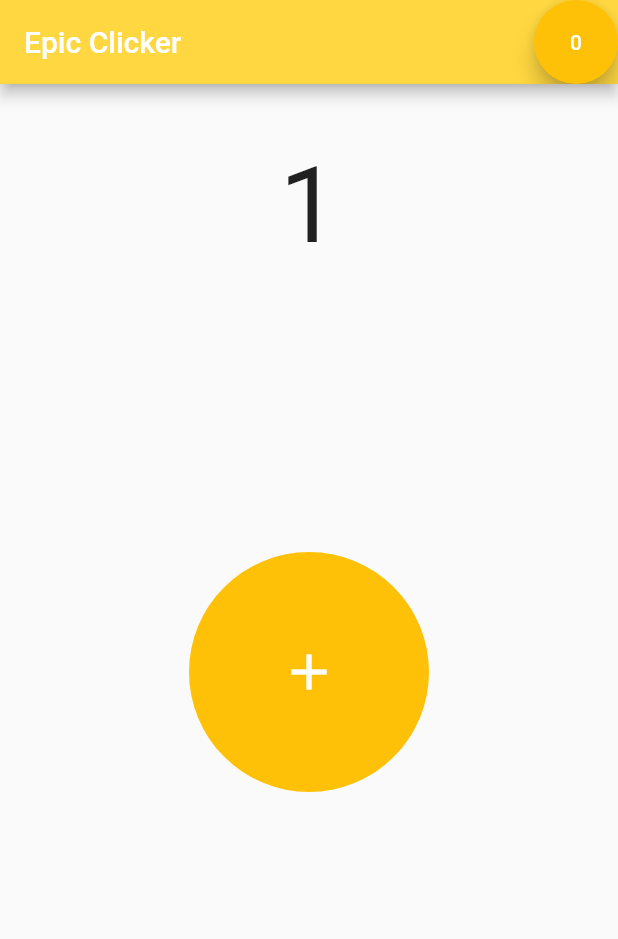
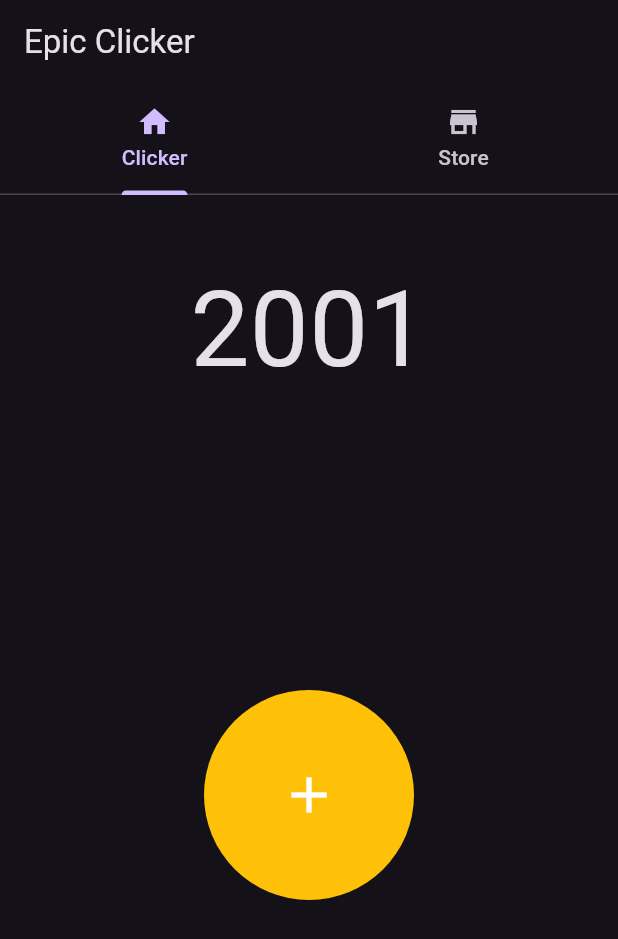
Before and after one commit to PiterWeb/epic_clicker, a Flutter app: the screen it shows after launch, after a tap on the "add" icon, on a phone screen of 412 x 824 dp. Shown: the top 939 px of the screen. Run offline on Flutter 3.47's test engine with Material 2 defaults, Android fonts, the light colour scheme and no system bars; our stand-ins replace audioplayers, confetti.

Commit message:
Store Alpha fully functional

```diff
--- a/lib/layout/main_layout.dart
+++ /dev/null
@@ -1,27 +0,0 @@
-import 'package:flutter/material.dart';
-
-class MainLayout extends StatelessWidget {
-  final Widget child;
-
-  const MainLayout({super.key, required this.child});
-
-  @override
-  Widget build(BuildContext context) {
-    return Scaffold(
-      appBar: AppBar(
-        title: const Text("Epic Clicker"),
-        backgroundColor: Colors.amberAccent,
-        actions: const [
-          FloatingActionButton(
-            onPressed: null,
-            backgroundColor: Colors.amber,
-            child: Text("0"),
-          )
-        ],
-      ),
-      body: Material(
-        child: child,
-      ),
-    );
-  }
-}
--- a/lib/main.dart
+++ b/lib/main.dart
@@ -1,8 +1,20 @@
 import 'package:flutter/material.dart';
-import 'package:epic_clicker/views/router.dart';
+import 'package:provider/provider.dart';
+
+import 'model/counter_model.dart';
+import 'model/store_model.dart';
+import 'views/router.dart';
 
 void main() {
-  runApp(const MainApp());
+  runApp(
+    MultiProvider(
+      providers: [
+        ChangeNotifierProvider(create: (context) => CounterModel()),
+        ChangeNotifierProvider(create: (context) => StoreModel()),
+      ],
+      child: const MainApp(),
+    ),
+  );
 }
 
 class MainApp extends StatelessWidget {
@@ -11,9 +23,27 @@ class MainApp extends StatelessWidget {
   @override
   Widget build(BuildContext context) {
     return MaterialApp(
-      initialRoute: '/counter',
-      routes: Map.from(routes),
+      theme: ThemeData.dark(useMaterial3: true),
       debugShowCheckedModeBanner: false,
+      home: DefaultTabController(
+        length: routes.length,
+        child: Scaffold(
+          appBar: AppBar(
+            title: const Text("Epic Clicker"),
+            bottom: TabBar(
+              tabs: routes.keys
+                  .map((route) => Tab(
+                        text: route,
+                        icon: Icon(routesIcons[route]!),
+                      ))
+                  .toList(),
+            ),
+          ),
+          body: TabBarView(
+            children: routes.values.toList(),
+          ),
+        ),
+      ),
     );
   }
 }
--- /dev/null
+++ b/lib/model/counter_model.dart
@@ -0,0 +1,55 @@
+import 'package:flutter/material.dart';
+
+class CounterModel extends ChangeNotifier {
+  int _counterValue = 2000;
+  double multiplier = 1;
+  int get counterValue => _counterValue;
+
+  void reset() {
+    _counterValue = 0;
+    notifyListeners();
+  }
+
+  void increment() {
+    add(1);
+  }
+
+  void add(int value) {
+    _counterValue += (value * multiplier).round();
+    notifyListeners();
+  }
+
+  bool subtract(int value) {
+    if (_counterValue - value < 0) {
+      return false;
+    }
+    _counterValue -= value;
+    notifyListeners();
+    return true;
+  }
+
+  void multiply(int value) {
+    _counterValue *= value;
+    notifyListeners();
+  }
+
+  void setMultiplier(double value) {
+    multiplier = value;
+    notifyListeners();
+  }
+
+  void concatMultiplier(double newMultiplier) {
+    multiplier *= newMultiplier;
+    notifyListeners();
+  }
+
+  void resetMultiplier(double oldMultiplier) {
+    multiplier /= oldMultiplier;
+    notifyListeners();
+  }
+
+  void resetAllMultipliers() {
+    multiplier = 1;
+    notifyListeners();
+  }
+}
--- a/lib/views/counter.dart
+++ b/lib/views/counter.dart
@@ -1,9 +1,12 @@
 import 'dart:math';
+
+import 'package:epic_clicker/model/counter_model.dart';
 import 'package:flutter/material.dart';
 import 'package:confetti/confetti.dart';
+import 'package:audioplayers/audioplayers.dart';
+import 'package:provider/provider.dart';
 
-import 'package:audioplayers/audioplayers.dart';
-import 'package:epic_clicker/effects/confetti.dart';
+import '/effects/confetti.dart';
 
 class Counter extends StatefulWidget {
   const Counter({super.key});
@@ -13,26 +16,21 @@ class Counter extends StatefulWidget {
 }
 
 class _CounterState extends State<Counter> {
-  final ValueNotifier<int> _counterValue = ValueNotifier<int>(0);
-
   late ConfettiController _confettiController;
 
-  static AudioPlayer player = AudioPlayer();
+  final AudioPlayer player = AudioPlayer();
   static const confettiAudioPath = "audios/confetti.mp3";
 
   @override
   void initState() {
     _confettiController =
-        ConfettiController(duration: const Duration(seconds: 1));
-
-    _counterValue.addListener(() async {
-      if (_counterValue.value % 50 == 0) {
-        _confettiController.play();
-        await player.play(AssetSource(confettiAudioPath));
-      }
-    });
+        ConfettiController(duration: const Duration(milliseconds: 500));
 
     super.initState();
+  }
+
+  Future<void> playSound() async {
+    await player.play(AssetSource(confettiAudioPath));
   }
 
   @override
@@ -45,11 +43,12 @@ class _CounterState extends State<Counter> {
   @override
   Widget build(BuildContext context) {
     return Center(
-      child: Column(
+      child: Consumer<CounterModel>(builder: (context, counter, _) {
+        return Column(
           children: [
             const SizedBox(height: 40),
             Text(
-            "${_counterValue.value}",
+              "${counter.counterValue}",
               style: const TextStyle(fontSize: 70),
             ),
             const SizedBox(height: 75),
@@ -57,20 +56,26 @@ class _CounterState extends State<Counter> {
               confettiController: _confettiController,
               createParticlePath: drawStar,
               blastDirection: 3 * pi / 2,
-            emissionFrequency: 0.01,
+              emissionFrequency: 0.02,
               child: const SizedBox(
                 height: 40,
               ),
             ),
             const SizedBox(height: 75),
-          CircleAvatar(
-            radius: 80,
-            backgroundColor: Colors.amber,
+            Ink(
+              decoration: const ShapeDecoration(
+                color: Colors.amber,
+                shape: CircleBorder(),
+              ),
               child: IconButton(
                 iconSize: 40,
                 padding: const EdgeInsets.all(50),
                 onPressed: () {
-                setState(() => _counterValue.value++);
+                  counter.increment();
+                  if (counter.counterValue % 50 == 0) {
+                    _confettiController.play();
+                    playSound();
+                  }
                 },
                 highlightColor: Colors.amberAccent,
                 icon: const Icon(Icons.add),
@@ -78,7 +83,8 @@ class _CounterState extends State<Counter> {
               ),
             ),
           ],
-      ),
+        );
+      }),
     );
   }
 }
--- a/lib/views/router.dart
+++ b/lib/views/router.dart
@@ -1,7 +1,13 @@
+import '/views/store.dart';
 import 'package:flutter/material.dart';
-import 'package:epic_clicker/layout/main_layout.dart';
-import 'package:epic_clicker/views/counter.dart';
+import '/views/counter.dart';
 
-final routes = <String, WidgetBuilder>{
-  '/counter': (context) => const MainLayout(child: Counter()),
+final routes = <String, Widget>{
+  'Clicker': const Counter(),
+  'Store': const Store(),
 };
+
+final routesIcons = <String, IconData>{
+  'Clicker': Icons.home,
+  'Store': Icons.store,
+};
```
Also changed, not shown: lib/components/store_item.dart (added, +84 -0 lines), lib/model/product_model.dart (added, +20 -0 lines), lib/model/store_model.dart (added, +49 -0 lines), lib/views/store.dart (added, +60 -0 lines). Lines whose indentation alone changed are shown as unchanged.
